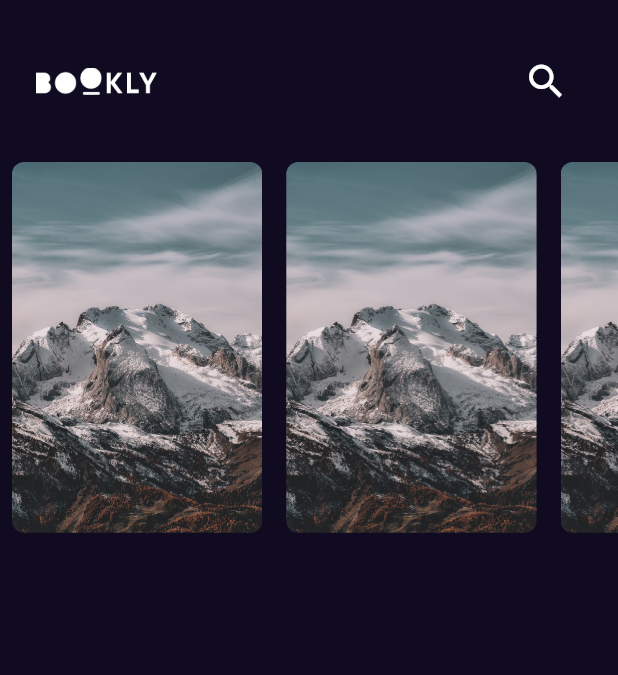
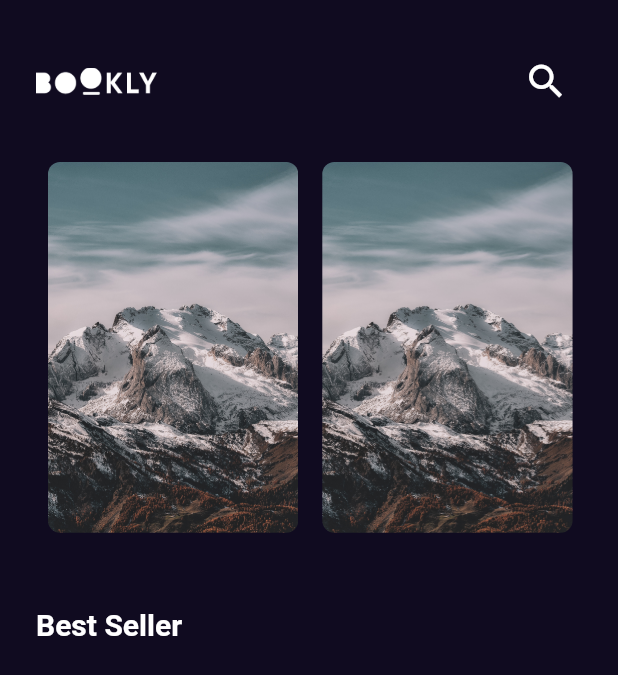
Before and after one commit to mohamedSalah1994/bookly, a Flutter app: the screen it shows after launch, on a phone screen of 412 x 824 dp. Shown: the top 675 px of the screen. Run offline on Flutter 3.47's test engine with Material 2 defaults, Android fonts, the phone set to English and light mode, and no system bars; our stand-ins replace get.

Commit message:
create styles file & add title to home

```diff
--- a/lib/Features/home/presentation/views/widgets/custom_app_bar.dart
+++ b/lib/Features/home/presentation/views/widgets/custom_app_bar.dart
@@ -6,7 +6,7 @@ class CustomAppBar extends StatelessWidget {
   @override
   Widget build(BuildContext context) {
     return Padding(
-      padding: const EdgeInsets.symmetric(horizontal: 24 , vertical: 30),
+      padding: const EdgeInsets.symmetric( vertical: 30),
       child: Row(
         children: [
           Image.asset(
--- a/lib/Features/home/presentation/views/widgets/home_view_body.dart
+++ b/lib/Features/home/presentation/views/widgets/home_view_body.dart
@@ -1,6 +1,6 @@
 import 'package:bookly/Features/home/presentation/views/widgets/custom_app_bar.dart';
-import 'package:bookly/Features/home/presentation/views/widgets/featured_list_view_item.dart';
 import 'package:bookly/Features/home/presentation/views/widgets/featured_list_list_view.dart';
+import 'package:bookly/core/utils/styles.dart';
 import 'package:flutter/material.dart';
 
 class HomeViewBody extends StatelessWidget {
@@ -8,11 +8,19 @@ class HomeViewBody extends StatelessWidget {
 
   @override
   Widget build(BuildContext context) {
-    return Column(
-      children: const [
-           CustomAppBar(),
-           FeaturedBooksListView()
-      ],
+    return Padding(
+      padding: const EdgeInsets.symmetric(horizontal: 24),
+      child: Column(
+        crossAxisAlignment: CrossAxisAlignment.start,
+        children: const [
+             CustomAppBar(),
+             FeaturedBooksListView(),
+             SizedBox(
+              height: 50,
+             ),
+             Text('Best Seller' , style: Styles.titleMedium,)
+        ],
+      ),
     );
   }
 }
--- /dev/null
+++ b/lib/core/utils/styles.dart
@@ -0,0 +1,8 @@
+import 'package:flutter/material.dart';
+
+abstract class Styles {
+  static const titleMedium = TextStyle(
+    fontSize: 20 ,
+    fontWeight: FontWeight.w600
+  );
+}
```
